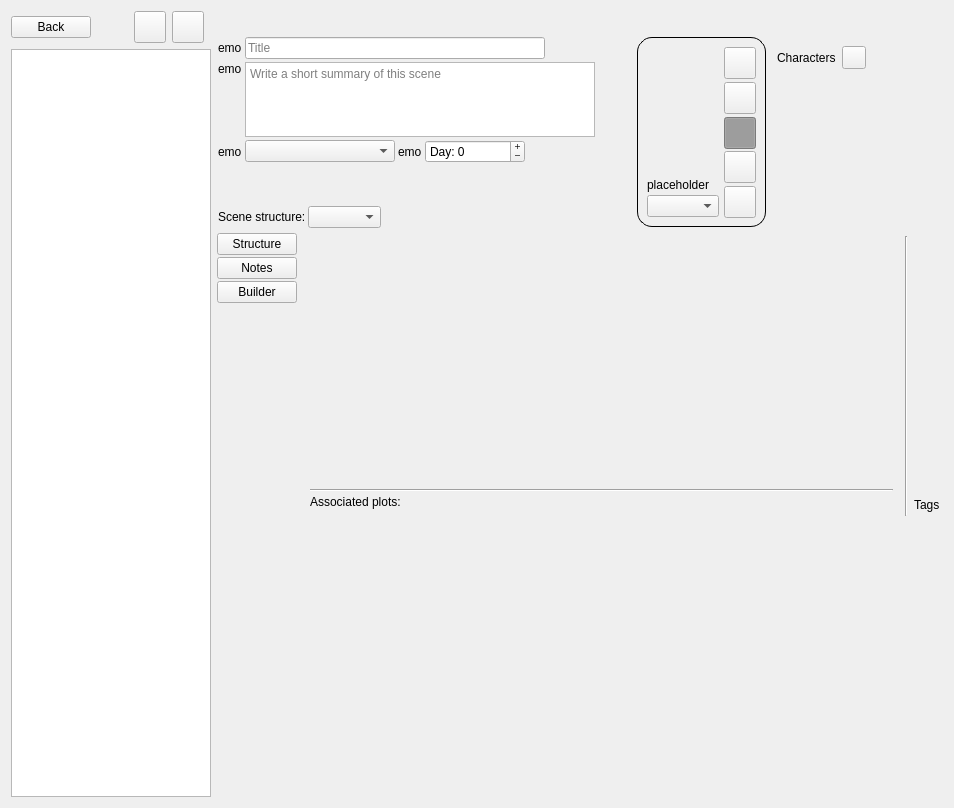
First picture: the form in ui/scene_editor.ui, repository zkovari/plotlyst, before the edit.
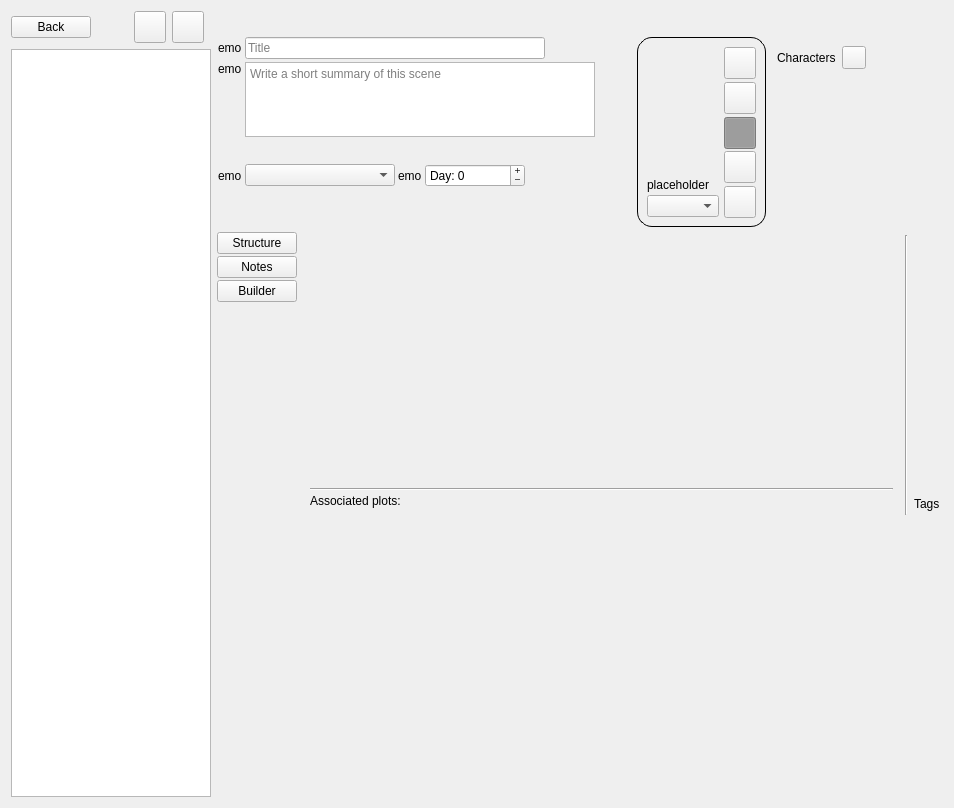
Second picture: the form after the edit. Custom widgets are drawn as their Qt base class.

```diff
--- a/ui/scene_editor.ui
+++ b/ui/scene_editor.ui
@@ -420,58 +420,6 @@
             </property>
            </spacer>
           </item>
-          <item>
-           <layout class="QHBoxLayout" name="horizontalLayout_3">
-            <property name="spacing">
-             <number>2</number>
-            </property>
-            <item>
-             <widget class="QLabel" name="lblType">
-              <property name="text">
-               <string>Scene structure:</string>
-              </property>
-             </widget>
-            </item>
-            <item>
-             <widget class="QComboBox" name="cbType">
-              <property name="maximumSize">
-               <size>
-                <width>141</width>
-                <height>16777215</height>
-               </size>
-              </property>
-              <item>
-               <property name="text">
-                <string/>
-               </property>
-              </item>
-              <item>
-               <property name="text">
-                <string>action</string>
-               </property>
-              </item>
-              <item>
-               <property name="text">
-                <string>reaction</string>
-               </property>
-              </item>
-             </widget>
-            </item>
-            <item>
-             <spacer name="horizontalSpacer_2">
-              <property name="orientation">
-               <enum>Qt::Horizontal</enum>
-              </property>
-              <property name="sizeHint" stdset="0">
-               <size>
-                <width>40</width>
-                <height>20</height>
-               </size>
-              </property>
-             </spacer>
-            </item>
-           </layout>
-          </item>
          </layout>
         </item>
         <item>
```
Left out of the diff: 3 changed lines with no effect on the pictures.
